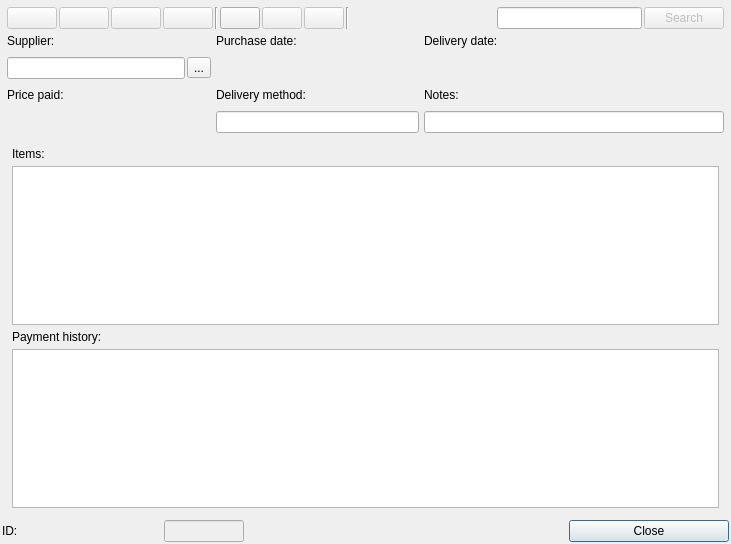
Old version of the form VivenciaManager3/companypurchasesui.ui in the repository vivencia/VivenciaManager3.
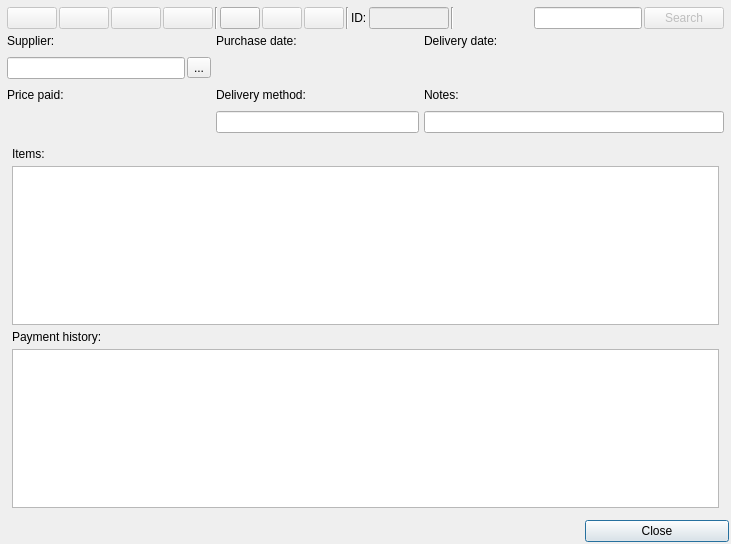
New version of the form. Icons and pictures are not drawn. Custom widgets are drawn as their Qt base class.

What changed in the file:
```diff
--- a/VivenciaManager3/companypurchasesui.ui
+++ b/VivenciaManager3/companypurchasesui.ui
@@ -29,13 +29,6 @@
    <property name="spacing">
     <number>2</number>
    </property>
-   <item row="1" column="1">
-    <widget class="QLabel" name="lblCPID">
-     <property name="text">
-      <string>ID:</string>
-     </property>
-    </widget>
-   </item>
    <item row="1" column="5">
     <widget class="QPushButton" name="btnClose">
      <property name="maximumSize">
@@ -325,6 +318,39 @@
          </property>
         </widget>
        </item>
+       <item>
+        <widget class="QLabel" name="lblCPID">
+         <property name="text">
+          <string>ID:</string>
+         </property>
+        </widget>
+       </item>
+       <item>
+        <widget class="vmLineEdit" name="txtCPID">
+         <property name="enabled">
+          <bool>false</bool>
+         </property>
+         <property name="sizePolicy">
+          <sizepolicy hsizetype="Fixed" vsizetype="Fixed">
+           <horstretch>0</horstretch>
+           <verstretch>0</verstretch>
+          </sizepolicy>
+         </property>
+         <property name="maximumSize">
+          <size>
+           <width>80</width>
+           <height>30</height>
+          </size>
+         </property>
+        </widget>
+       </item>
+       <item>
+        <widget class="Line" name="line">
+         <property name="orientation">
+          <enum>Qt::Vertical</enum>
+         </property>
+        </widget>
+       </item>
        <item>
         <spacer name="horizontalSpacer_3">
          <property name="orientation">
@@ -494,25 +520,6 @@
      </item>
     </layout>
    </item>
-   <item row="1" column="2">
-    <widget class="vmLineEdit" name="txtCPID">
-     <property name="enabled">
-      <bool>false</bool>
-     </property>
-     <property name="sizePolicy">
-      <sizepolicy hsizetype="Fixed" vsizetype="Fixed">
-       <horstretch>0</horstretch>
-       <verstretch>0</verstretch>
-      </sizepolicy>
-     </property>
-     <property name="maximumSize">
-      <size>
-       <width>80</width>
-       <height>30</height>
-      </size>
-     </property>
-    </widget>
-   </item>
   </layout>
  </widget>
  <customwidgets>
```
